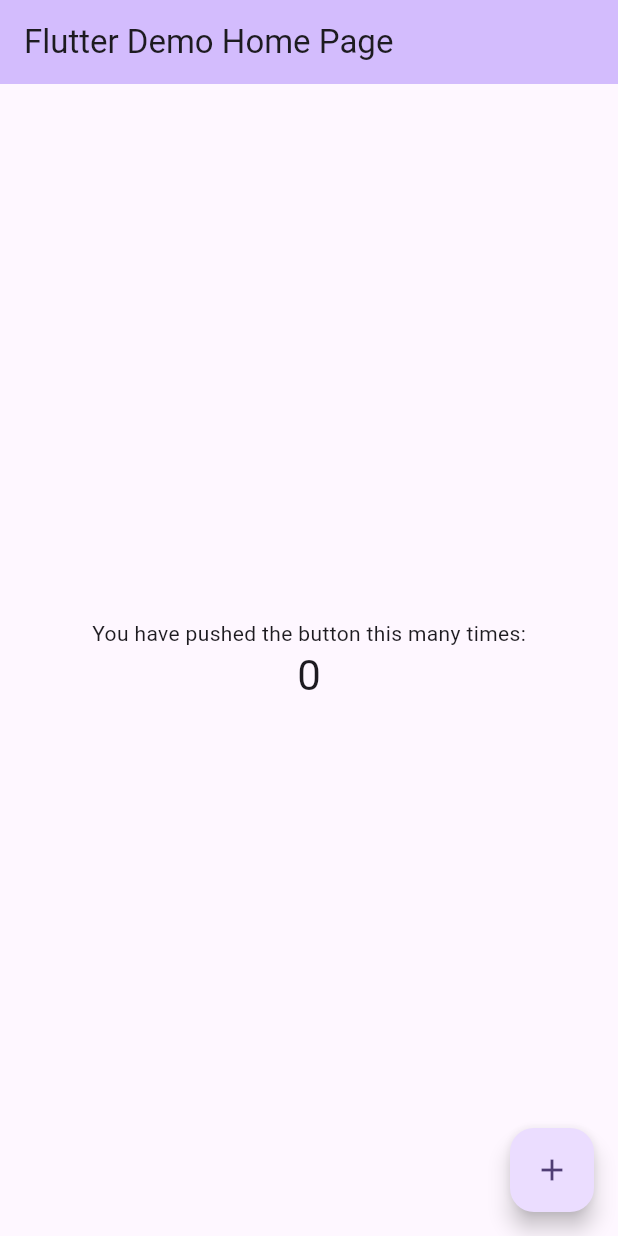
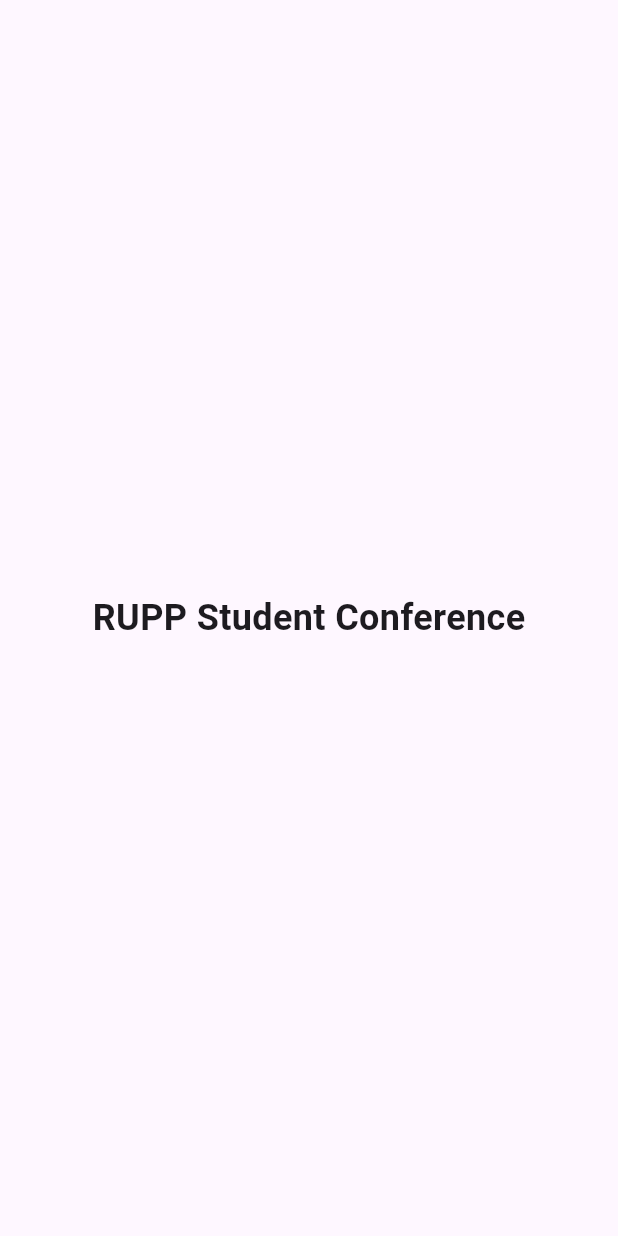
Before and after one commit to tepmakhon/rupp-student-conference-mobile, a Flutter app: the screen it shows after launch, on a phone screen of 412 x 824 dp. Run offline on Flutter 3.47's test engine with Material 3 defaults, Android fonts, the phone set to English and light mode, and no system bars.

Commit message:
feat: Starting Implement our Mobile App Development

```diff
--- a/lib/main.dart
+++ b/lib/main.dart
@@ -1,121 +1,30 @@
 import 'package:flutter/material.dart';
 
 void main() {
-  runApp(const MyApp());
+  runApp(const RuppConferenceApp());
 }
 
-class MyApp extends StatelessWidget {
-  const MyApp({super.key});
+class RuppConferenceApp extends StatelessWidget {
+  const RuppConferenceApp({super.key});
 
-  // This widget is the root of your application.
   @override
   Widget build(BuildContext context) {
     return MaterialApp(
-      title: 'Flutter Demo',
+      title: 'RUPP Student Conference',
+      debugShowCheckedModeBanner: false,
       theme: ThemeData(
-        // This is the theme of your application.
-        //
-        // TRY THIS: Try running your application with "flutter run". You'll see
-        // the application has a purple toolbar. Then, without quitting the app,
-        // try changing the seedColor in the colorScheme below to Colors.green
-        // and then invoke "hot reload" (save your changes or press the "hot
-        // reload" button in a Flutter-supported IDE, or press "r" if you used
-        // the command line to start the app).
-        //
-        // Notice that the counter didn't reset back to zero; the application
-        // state is not lost during the reload. To reset the state, use hot
-        // restart instead.
-        //
-        // This works for code too, not just values: Most code changes can be
-        // tested with just a hot reload.
-        colorScheme: .fromSeed(seedColor: Colors.deepPurple),
+        useMaterial3: true,
       ),
-      home: const MyHomePage(title: 'Flutter Demo Home Page'),
-    );
-  }
-}
-
-class MyHomePage extends StatefulWidget {
-  const MyHomePage({super.key, required this.title});
-
-  // This widget is the home page of your application. It is stateful, meaning
-  // that it has a State object (defined below) that contains fields that affect
-  // how it looks.
-
-  // This class is the configuration for the state. It holds the values (in this
-  // case the title) provided by the parent (in this case the App widget) and
-  // used by the build method of the State. Fields in a Widget subclass are
-  // always marked "final".
-
-  final String title;
-
-  @override
-  State<MyHomePage> createState() => _MyHomePageState();
-}
-
-class _MyHomePageState extends State<MyHomePage> {
-  int _counter = 0;
-
-  void _incrementCounter() {
-    setState(() {
-      // This call to setState tells the Flutter framework that something has
-      // changed in this State, which causes it to rerun the build method below
-      // so that the display can reflect the updated values. If we changed
-      // _counter without calling setState(), then the build method would not be
-      // called again, and so nothing would appear to happen.
-      _counter++;
-    });
-  }
-
-  @override
-  Widget build(BuildContext context) {
-    // This method is rerun every time setState is called, for instance as done
-    // by the _incrementCounter method above.
-    //
-    // The Flutter framework has been optimized to make rerunning build methods
-    // fast, so that you can just rebuild anything that needs updating rather
-    // than having to individually change instances of widgets.
-    return Scaffold(
-      appBar: AppBar(
-        // TRY THIS: Try changing the color here to a specific color (to
-        // Colors.amber, perhaps?) and trigger a hot reload to see the AppBar
-        // change color while the other colors stay the same.
-        backgroundColor: Theme.of(context).colorScheme.inversePrimary,
-        // Here we take the value from the MyHomePage object that was created by
-        // the App.build method, and use it to set our appbar title.
-        title: Text(widget.title),
-      ),
-      body: Center(
-        // Center is a layout widget. It takes a single child and positions it
-        // in the middle of the parent.
-        child: Column(
-          // Column is also a layout widget. It takes a list of children and
-          // arranges them vertically. By default, it sizes itself to fit its
-          // children horizontally, and tries to be as tall as its parent.
-          //
-          // Column has various properties to control how it sizes itself and
-          // how it positions its children. Here we use mainAxisAlignment to
-          // center the children vertically; the main axis here is the vertical
-          // axis because Columns are vertical (the cross axis would be
-          // horizontal).
-          //
-          // TRY THIS: Invoke "debug painting" (choose the "Toggle Debug Paint"
-          // action in the IDE, or press "p" in the console), to see the
-          // wireframe for each widget.
-          mainAxisAlignment: .center,
-          children: [
-            const Text('You have pushed the button this many times:'),
-            Text(
-              '$_counter',
-              style: Theme.of(context).textTheme.headlineMedium,
+      home: const Scaffold(
+        body: Center(
+          child: Text(
+            'RUPP Student Conference',
+            style: TextStyle(
+              fontSize: 24,
+              fontWeight: FontWeight.bold,
             ),
-          ],
+          ),
         ),
-      ),
-      floatingActionButton: FloatingActionButton(
-        onPressed: _incrementCounter,
-        tooltip: 'Increment',
-        child: const Icon(Icons.add),
       ),
     );
   }
```
